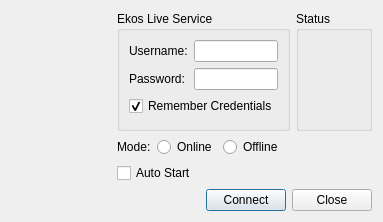
Old version of the form kstars/ekos/ekoslive/ekoslivedialog.ui in the repository KDE/kstars.
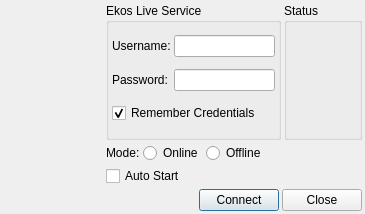
New version of the form.

Commit message: Minimize spaces

Diff of the .ui file:
```diff
--- a/kstars/ekos/ekoslive/ekoslivedialog.ui
+++ b/kstars/ekos/ekoslive/ekoslivedialog.ui
@@ -14,6 +14,21 @@
    <string>Ekos Live</string>
   </property>
   <layout class="QHBoxLayout" name="horizontalLayout_3">
+   <property name="spacing">
+    <number>3</number>
+   </property>
+   <property name="leftMargin">
+    <number>3</number>
+   </property>
+   <property name="topMargin">
+    <number>3</number>
+   </property>
+   <property name="rightMargin">
+    <number>3</number>
+   </property>
+   <property name="bottomMargin">
+    <number>3</number>
+   </property>
    <item>
     <widget class="QLabel" name="leftBanner">
      <property name="minimumSize">
@@ -29,14 +44,35 @@
    </item>
    <item>
     <layout class="QVBoxLayout" name="verticalLayout">
+     <property name="spacing">
+      <number>3</number>
+     </property>
      <item>
-      <layout class="QHBoxLayout" name="horizontalLayout">
+      <layout class="QHBoxLayout" name="horizontalLayout" stretch="1,0">
+       <property name="spacing">
+        <number>3</number>
+       </property>
        <item>
         <widget class="QGroupBox" name="groupBox_2">
          <property name="title">
           <string>Ekos Live Service</string>
          </property>
          <layout class="QGridLayout" name="gridLayout">
+          <property name="leftMargin">
+           <number>3</number>
+          </property>
+          <property name="topMargin">
+           <number>3</number>
+          </property>
+          <property name="rightMargin">
+           <number>3</number>
+          </property>
+          <property name="bottomMargin">
+           <number>3</number>
+          </property>
+          <property name="spacing">
+           <number>3</number>
+          </property>
           <item row="0" column="1">
            <widget class="QLineEdit" name="username"/>
           </item>
@@ -157,6 +193,9 @@
      </item>
      <item>
       <layout class="QHBoxLayout" name="horizontalLayout_2">
+       <property name="spacing">
+        <number>3</number>
+       </property>
        <item>
         <widget class="QLabel" name="modeLabel">
          <property name="enabled">
@@ -226,6 +265,9 @@
      </item>
      <item>
       <layout class="QHBoxLayout" name="bottomLayout">
+       <property name="spacing">
+        <number>3</number>
+       </property>
        <item>
         <spacer name="horizontalSpacer">
          <property name="orientation">
```
